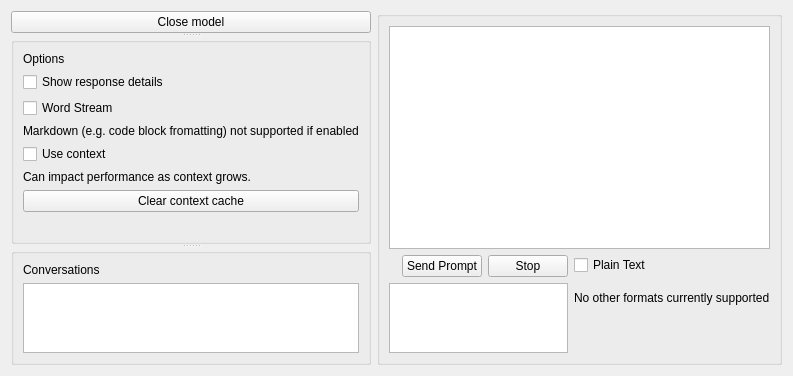
Qt form OllamaGui/src/ui/chat.ui (akamlah/ollama-gui) before a commit.
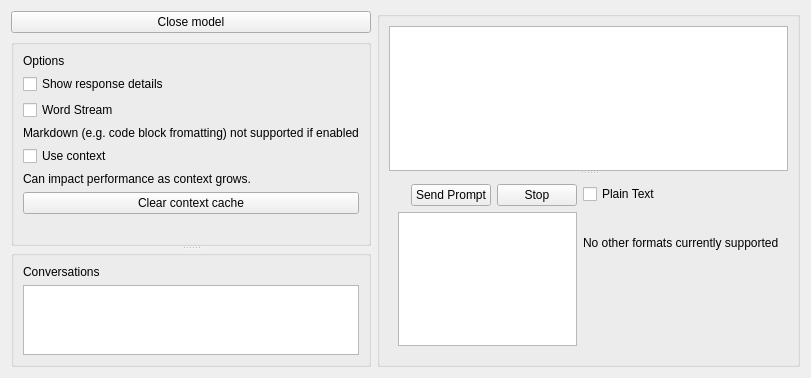
The same form after that commit.

Patch:
```diff
--- a/OllamaGui/src/ui/chat.ui
+++ b/OllamaGui/src/ui/chat.ui
@@ -15,22 +15,21 @@
   </property>
   <layout class="QVBoxLayout" name="verticalLayout_tab">
     <item>
-      <!-- <widget class="QSplitter" name="splitter_1"> -->
-        <layout class="QHBoxLayout" name="horizontalLayout_tab" stretch="1,6">
+      <layout class="QHBoxLayout" name="horizontalLayout_tab" stretch="1,20">
           <item>
-            <widget class="QSplitter" name="splitter_1">
-              <property name="orientation">
-                <enum>Qt::Vertical</enum>
-              </property>
-            <!-- <layout class="QVBoxLayout" name="verticalLayout_2"> -->
-              <!-- <item> -->
+          <layout class="QVBoxLayout" name="verticalLayout_2">
+            <item>
                 <widget class="QPushButton" name="DisconnectButton">
                   <property name="text">
                     <string>Close model</string>
                   </property>
                 </widget>
-              <!-- </item> -->
-              <!-- <item> -->
+            </item>
+            <item>
+              <widget class="QSplitter" name="splitter_1">
+                <property name="orientation">
+                  <enum>Qt::Vertical</enum>
+                </property>
                 <widget class="QGroupBox" name="SettingssGroup">
                   <layout class="QVBoxLayout" name="verticalLayout_276788" stretch="1,1,1,1,1,1,1,50">
                     <item>
@@ -120,21 +119,25 @@
                     </item> -->
                   </layout>
                 </widget>
-              <!-- </item> -->
-
-
-            <!-- </layout> -->
-            </widget>
-          </item>
-
+              </widget>
+            </item>
+          </layout>
+        </item>
           <item>
             <widget class="QGroupBox" name="ActiveChatGroup">
-
+            <layout class="QGridLayout">
+              <item>
+                <widget class="QSplitter" name="Splitter2">
+                  <property name="orientation">
+                    <enum>Qt::Vertical</enum>
+                  </property>
               <layout class="QVBoxLayout" name="verticalLayout" stretch="50,1">
                 <item>
-                  <widget class="QTextEdit" name="MessageDisplay"/>
+                      <widget class="QTextEdit" name="MessageDisplay">
+                      </widget>
                 </item>
                 <item>
+                      <widget class="QWidget" name="promptWidget">
                   <layout class="QHBoxLayout" name="horizontalLayout_394569" stretch="20,1">
                     <item>
                       <layout class="QVBoxLayout" name="verticalLayout_987598237" stretch="1,1">
@@ -202,16 +205,16 @@
                       </layout>
                     </item>
                   </layout>
-                </item>
-
+                      </widget>
+                    </item>
               </layout>
             </widget>
           </item>
-          
-        </layout>
-      <!-- </widget> -->
-    </item>
-    
+            </layout>
+          </widget>
+        </item>
+      </layout>
+    </item>
   </layout>
 
 </widget>
```
Left out of the diff: 23 changed lines with no effect on the pictures. Lines whose indentation alone changed are shown as unchanged.
